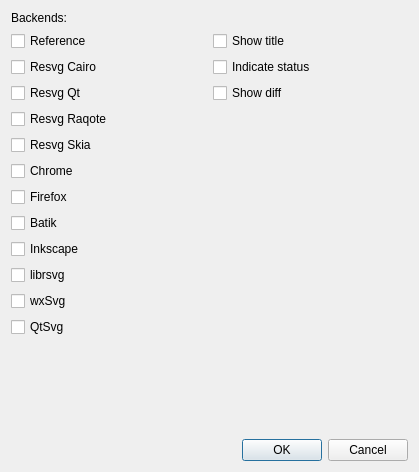
Above: tools/vdiff/src/exportdialog.ui from RazrFalcon/resvg-test-suite before the change. Below: the same form after it.
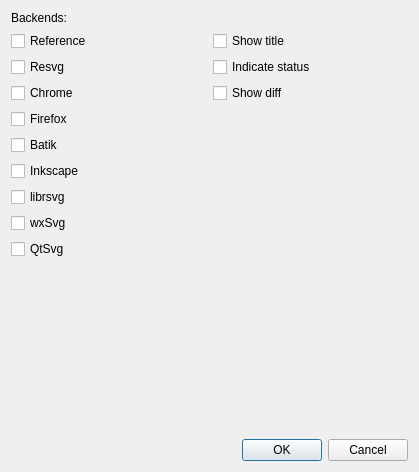
That is the form after the change.

Patch:
```diff
--- a/tools/vdiff/src/exportdialog.ui
+++ b/tools/vdiff/src/exportdialog.ui
@@ -35,28 +35,7 @@
        <item>
         <widget class="QCheckBox" name="chBoxBResvgCairo">
          <property name="text">
-          <string>Resvg Cairo</string>
-         </property>
-        </widget>
-       </item>
-       <item>
-        <widget class="QCheckBox" name="chBoxBResvgQt">
-         <property name="text">
-          <string>Resvg Qt</string>
-         </property>
-        </widget>
-       </item>
-       <item>
-        <widget class="QCheckBox" name="chBoxBResvgRaqote">
-         <property name="text">
-          <string>Resvg Raqote</string>
-         </property>
-        </widget>
-       </item>
-       <item>
-        <widget class="QCheckBox" name="chBoxBResvgSkia">
-         <property name="text">
-          <string>Resvg Skia</string>
+          <string>Resvg</string>
          </property>
         </widget>
        </item>
```
Left out of the diff: 2 changed lines with no effect on the pictures.
